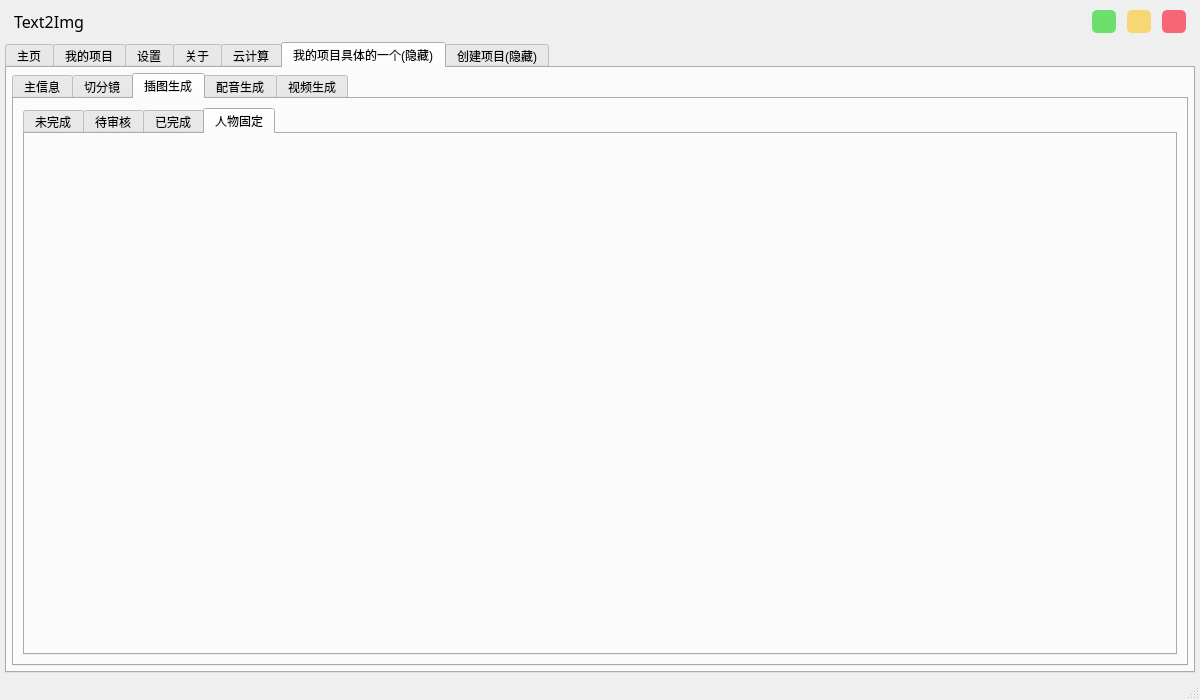
sjbsjb233/text2video, file ui_script/mainui.ui: the form before one commit.
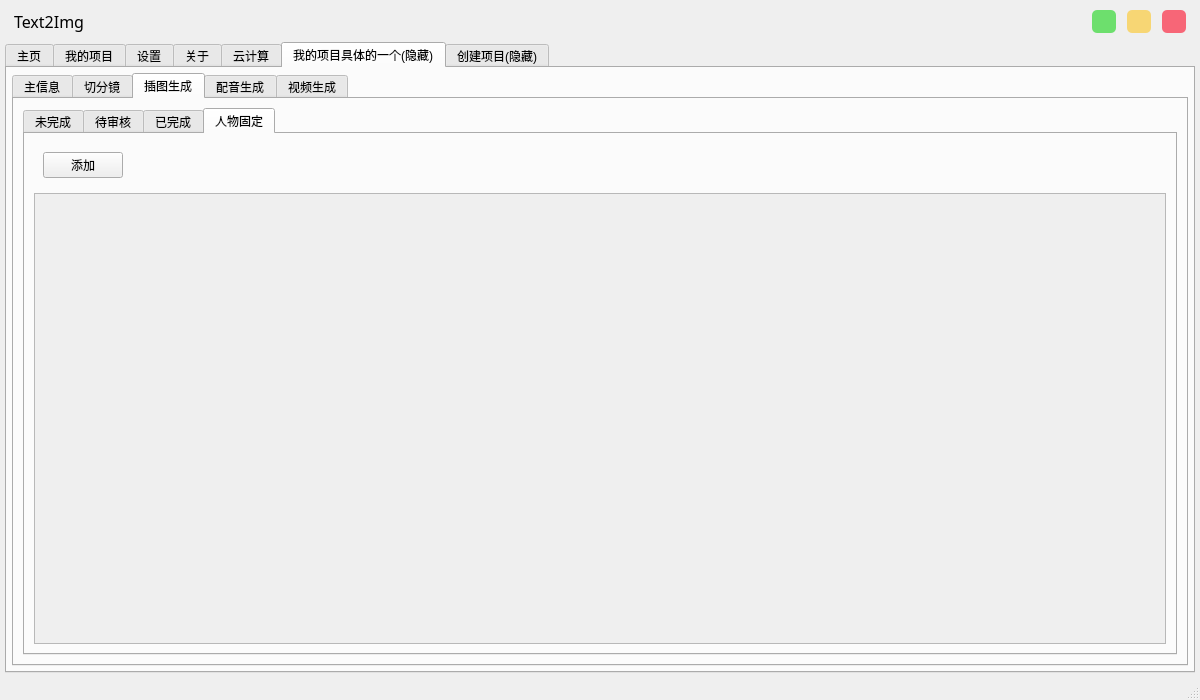
The form after the commit. The open tabs and pages were chosen to show the change.

Commit message: 加了人物固定界面,重写了combobox鼠标滚轮事件废除了滚轮修改combobox

Diff of the .ui file:
```diff
--- a/ui_script/mainui.ui
+++ b/ui_script/mainui.ui
@@ -1759,6 +1759,51 @@
                   <attribute name="title">
                    <string>人物固定</string>
                   </attribute>
+                  <layout class="QVBoxLayout" name="verticalLayout_19">
+                   <item>
+                    <widget class="QWidget" name="widget_39" native="true">
+                     <layout class="QHBoxLayout" name="horizontalLayout_50">
+                      <item>
+                       <widget class="QPushButton" name="pushButton_5">
+                        <property name="text">
+                         <string>添加</string>
+                        </property>
+                       </widget>
+                      </item>
+                      <item>
+                       <spacer name="horizontalSpacer_39">
+                        <property name="orientation">
+                         <enum>Qt::Horizontal</enum>
+                        </property>
+                        <property name="sizeHint" stdset="0">
+                         <size>
+                          <width>1024</width>
+                          <height>20</height>
+                         </size>
+                        </property>
+                       </spacer>
+                      </item>
+                     </layout>
+                    </widget>
+                   </item>
+                   <item>
+                    <widget class="QScrollArea" name="scrollArea_10">
+                     <property name="widgetResizable">
+                      <bool>true</bool>
+                     </property>
+                     <widget class="QWidget" name="scrollAreaWidgetContents_10">
+                      <property name="geometry">
+                       <rect>
+                        <x>0</x>
+                        <y>0</y>
+                        <width>1124</width>
+                        <height>438</height>
+                       </rect>
+                      </property>
+                     </widget>
+                    </widget>
+                   </item>
+                  </layout>
                  </widget>
                 </widget>
                </item>
```
Left out of the diff: 114 changed lines with no effect on the pictures. The commit also changes 3 other files.
